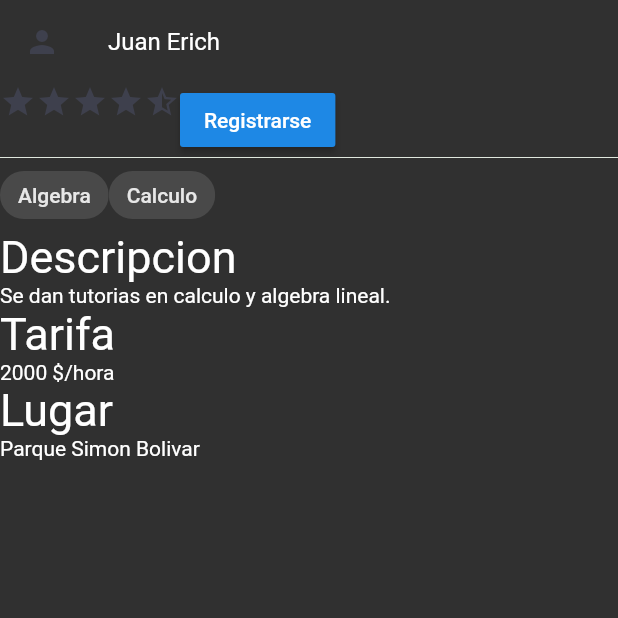
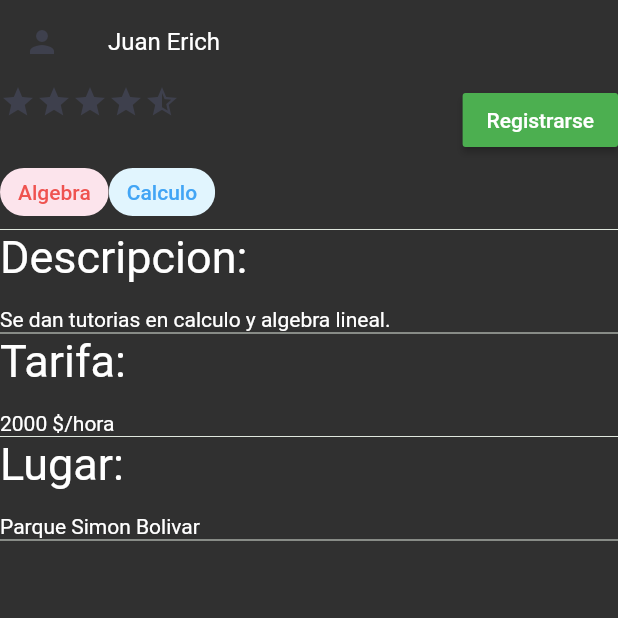
Before and after one commit to meisimo/PeerLearning, a Flutter app: the Detalle screen opened directly, on a phone screen of 412 x 824 dp, the top half of it. Run offline on Flutter 3.47's test engine with Material 2 defaults, Android fonts, the phone set to English and light mode, and no system bars.

Commit message:
Added colors and format to the detail view

```diff
--- a/peer_programing/lib/routes.dart
+++ b/peer_programing/lib/routes.dart
@@ -1,4 +1,5 @@
 import 'package:flutter/material.dart';
+import 'package:peer_programing/src/pages/detalle.dart';
 
 import 'package:peer_programing/src/pages/home_page.dart';
 import 'package:peer_programing/src/pages/recomended_page.dart';
@@ -12,7 +13,7 @@ class Routes{
     '/': (BuildContext context) => new HomePage(),
     '/recomended': (BuildContext context) => new RecomendedPage(),
     '/list_selected': (BuildContext context) => new ListPage(),
-    '/list_proposals': (BuildContext context) => new UserPage(),
+    '/list_proposals': (BuildContext context) => new Detalle(),
     '/user': (BuildContext context) => new UserPage(),
   };
 }
--- a/peer_programing/lib/src/pages/detalle.dart
+++ b/peer_programing/lib/src/pages/detalle.dart
@@ -10,17 +10,32 @@ class Detalle extends StatefulWidget {
 class DetalleState extends State<Detalle> {
   @override
   Widget build(BuildContext context) {
-    return ListView(
-      children: <Widget>[
-        _detailHeader(),
-        _chipRow(),
-        _textContainer('Descripcion', true),
-        _textContainer('Se dan tutorias en calculo y algebra lineal.', false),
-        _textContainer('Tarifa', true),
-        _textContainer('2000 \$/hora', false),
-        _textContainer('Lugar', true),
-        _textContainer('Parque Simon Bolivar', false),
-      ],
+    return Scaffold(
+      body: ListView(
+        children: <Widget>[
+          _detailHeader(),
+          _chipRow(),
+          Divider(
+            height: 2,
+          ),
+          _textContainer('Descripcion:', true),
+          _textContainer(
+              '\nSe dan tutorias en calculo y algebra lineal.', false),
+          Divider(
+            height: 2,
+          ),
+          _textContainer('Tarifa:', true),
+          _textContainer('\n2000 \$/hora', false),
+          Divider(
+            height: 2,
+          ),
+          _textContainer('Lugar:', true),
+          _textContainer('\nParque Simon Bolivar', false),
+          Divider(
+            height: 2,
+          ),
+        ],
+      ),
     );
   }
 
@@ -39,14 +54,13 @@ class DetalleState extends State<Detalle> {
             Icon(Icons.star),
             Icon(Icons.star),
             Icon(Icons.star_half),
+            Spacer(),
             RaisedButton(
               child: Text('Registrarse'),
-              onPressed: () => {},
+              color: Colors.green,
+              onPressed: () => { }
             )
           ],
-        ),
-        Divider(
-          height: 2,
         ),
       ],
     );
@@ -56,10 +70,18 @@ class DetalleState extends State<Detalle> {
     return Row(
       children: <Widget>[
         Chip(
-          label: Text('Algebra'),
+          label: Text(
+            'Algebra',
+            style: TextStyle(color: Colors.red[400]),
+          ),
+          backgroundColor: Colors.pink[50],
         ),
         Chip(
-          label: Text('Calculo'),
+          label: Text(
+            'Calculo',
+            style: TextStyle(color: Colors.blue[400]),
+          ),
+          backgroundColor: Colors.lightBlue[50],
         ),
       ],
     );
```
